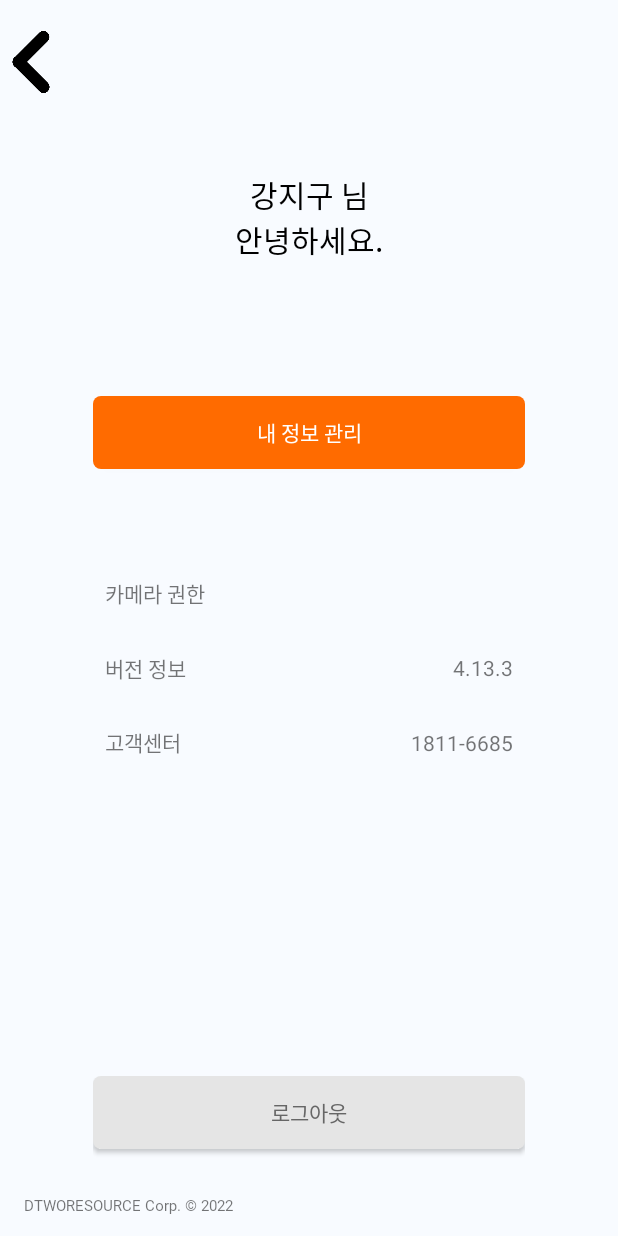
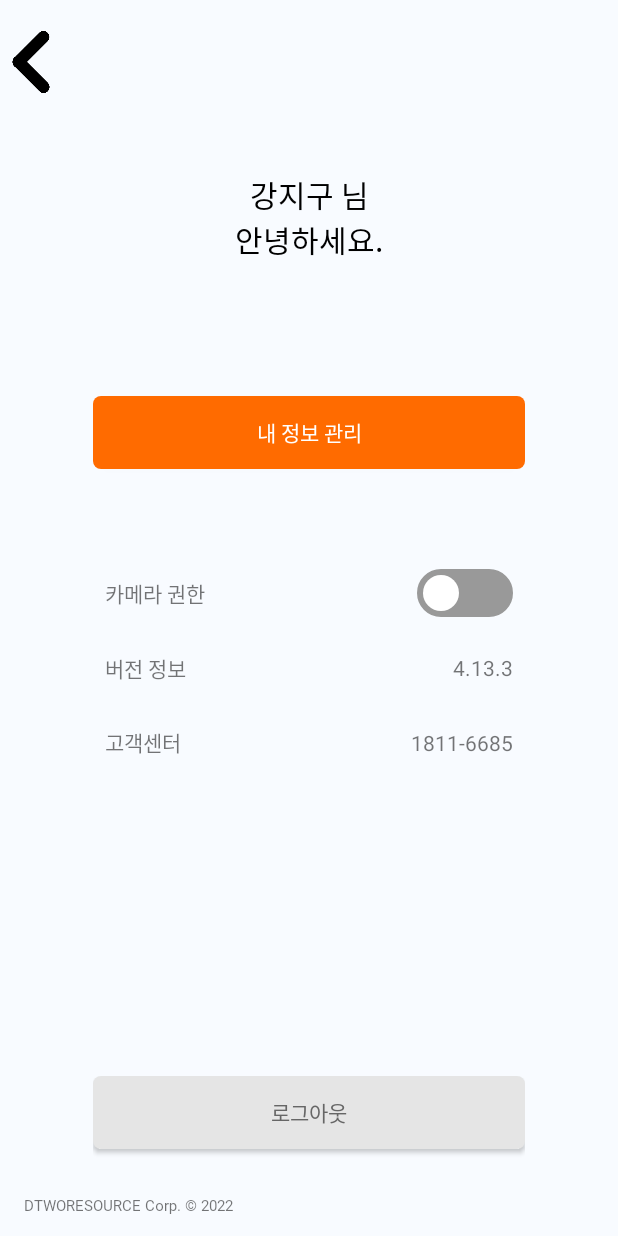
Before and after one commit to kpk2169/CitroScannerApp, an Android app: the SettingsActivity screen opened directly, with no data from a screen before it, on a phone screen of 412 x 824 dp. Run offline under Robolectric (Android 15) with nearby library versions, the phone set to English and light mode, and no system bars.

Commit message:
스위치 디자인 적용

```diff
--- a/app/src/main/java/com/sekim/citroscanner/Activty/Settings/SettingsActivity.java
+++ b/app/src/main/java/com/sekim/citroscanner/Activty/Settings/SettingsActivity.java
@@ -10,6 +10,7 @@ import android.os.Bundle;
 import android.provider.Settings;
 import android.view.View;
 import android.widget.Button;
+import android.widget.Switch;
 import android.widget.TextView;
 
 import com.sekim.citroscanner.Activty.Login.LoginActivity;
@@ -25,6 +26,7 @@ public class SettingsActivity extends AppCompatActivity {
     private ConstraintLayout clCamera, clVersion, clCs;
     private Button btnMoveInfoManager, btnLogout;
     private TextView tvVersionName;
+    private Switch swCameraPermission;
     private boolean cameraPermission;
 
     @Override
@@ -40,6 +42,22 @@ public class SettingsActivity extends AppCompatActivity {
     protected void onResume() {
         super.onResume();
         cameraPermission = PermissionCheck.check( getApplicationContext() , Manifest.permission.CAMERA );
+        changeSwitchStatus(cameraPermission);
+    }
+
+    private void changeSwitchStatus( boolean status){
+        try{
+            runOnUiThread(new Runnable() {
+                @Override
+                public void run() {
+                    if( swCameraPermission != null ){
+                        swCameraPermission.setChecked(status);
+                    }
+                }
+            });
+        }catch (Exception e){
+            e.printStackTrace();
+        }
     }
 
     private void findViewById(){
@@ -106,6 +124,9 @@ public class SettingsActivity extends AppCompatActivity {
                 });
             }
 
+            swCameraPermission = findViewById(R.id.sw_camera_permission);
+            swCameraPermission.setChecked( PermissionCheck.check( getApplicationContext() , Manifest.permission.CAMERA ) );
+
 
 
         }catch (Exception e){
--- /dev/null
+++ b/app/src/main/res/drawable/custom_switch_thumb.xml
@@ -0,0 +1,27 @@
+<selector xmlns:android="http://schemas.android.com/apk/res/android">
+    <item android:state_checked="true">
+        <layer-list>
+            <item android:bottom="4dp" android:left="4dp" android:right="4dp" android:top="4dp">
+                <shape android:shape="oval">
+                    <size android:width="24dp" android:height="24dp" />
+                    <corners android:radius="45dp" />
+                    <solid android:color="@color/white" />
+                </shape>
+            </item>
+        </layer-list>
+    </item>
+
+
+    <item>
+        <layer-list>
+            <item android:bottom="4dp" android:left="4dp" android:right="4dp" android:top="4dp">
+                <shape android:shape="oval">
+                    <size android:width="24dp" android:height="24dp" />
+                    <corners android:radius="45dp" />
+                    <solid android:color="@color/white" />
+                </shape>
+            </item>
+        </layer-list>
+
+    </item>
+</selector>
--- /dev/null
+++ b/app/src/main/res/drawable/custom_switch_track.xml
@@ -0,0 +1,20 @@
+<?xml version="1.0" encoding="utf-8"?>
+<selector xmlns:android="http://schemas.android.com/apk/res/android">
+    <item android:state_checked="true">
+        <shape android:shape="rectangle">
+            <corners android:radius="45dp"/>
+
+            <solid android:color="@color/citro_orange"/>
+        </shape>
+    </item>
+
+    <item>
+        <shape android:shape="rectangle">
+            <corners android:radius="45dp"/>
+
+            <solid android:color="@color/citro_lightgrey"/>
+
+            <stroke android:width="1dp" android:color="@color/citro_lightgrey"/>
+        </shape>
+    </item>
+</selector>
--- a/app/src/main/res/layout/activity_settings.xml
+++ b/app/src/main/res/layout/activity_settings.xml
@@ -164,6 +164,17 @@
                 app:layout_constraintBottom_toBottomOf="parent"
                 app:layout_constraintStart_toStartOf="parent"
                 app:layout_constraintTop_toTopOf="parent" />
+
+            <Switch
+                android:id="@+id/sw_camera_permission"
+                android:thumb="@drawable/custom_switch_thumb"
+                android:track="@drawable/custom_switch_track"
+                android:layout_width="wrap_content"
+                android:layout_height="wrap_content"
+                android:layout_marginEnd="8dp"
+                app:layout_constraintBottom_toBottomOf="parent"
+                app:layout_constraintEnd_toEndOf="parent"
+                app:layout_constraintTop_toTopOf="parent" />
         </androidx.constraintlayout.widget.ConstraintLayout>
 
         <androidx.constraintlayout.widget.ConstraintLayout
```
